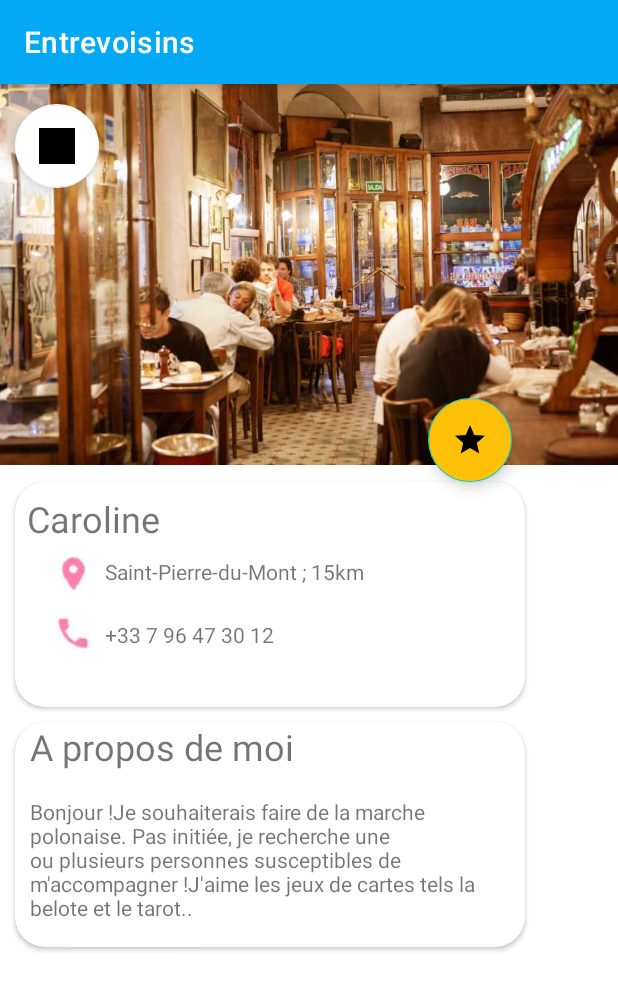
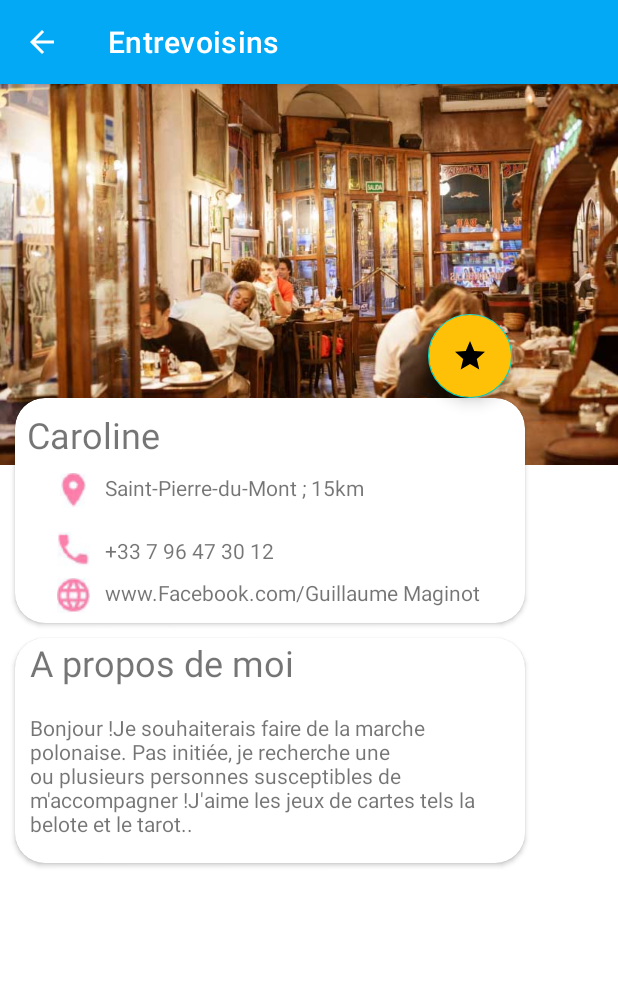
Before and after one commit to Guillaume-Maginot/projet3-main_03_05, an Android app: the screen it shows after launch (ShowNeighbourActivity), after a tap on "Caroline", on a phone screen of 412 x 824 dp. Shown: the top 990 px of the screen. Run offline under Robolectric (Android 15) with nearby library versions, the phone set to English and light mode, and no system bars; our stand-ins replace ButterKnife, EventBus; pictures from the network do not load.

Commit message:
Rajout des fonctionnalités demandées
Ajout des modifications:
Flèche de retour à la liste conforme à la charte graphique.
Ajout du Facebook des voisins dans leurs détails.

```diff
--- a/app/src/main/java/com/openclassrooms/entrevoisins/model/Neighbour.java
+++ b/app/src/main/java/com/openclassrooms/entrevoisins/model/Neighbour.java
@@ -23,11 +23,14 @@ public class Neighbour implements Serializable {
     /** Phone number */
     private String phoneNumber;
 
-    /** About me */
+   /** About me */
     private String aboutMe;
 
     /** favorite */
     private boolean isFavorite;
+
+    /** Facebook */
+    private String facebook;
 
     /**
      * Constructor
@@ -36,7 +39,7 @@ public class Neighbour implements Serializable {
      * @param avatarUrl
      */
     public Neighbour(long id, String name, String avatarUrl, String address,
-                     String phoneNumber, String aboutMe) {
+                     String phoneNumber, String aboutMe, String facebook) {
         this.id = id;
         this.name = name;
         this.avatarUrl = avatarUrl;
@@ -44,6 +47,7 @@ public class Neighbour implements Serializable {
         this.phoneNumber = phoneNumber;
         this.aboutMe = aboutMe;
         this.isFavorite = false;
+        this.facebook = facebook;
     }
 
     public long getId() {
@@ -86,6 +90,14 @@ public class Neighbour implements Serializable {
         this.phoneNumber = phoneNumber;
     }
 
+    /** Rajout de facebook */
+    public String getFacebook() {
+        return facebook; }
+
+    public void setFacebook(String facebook) {
+        this.facebook = facebook;
+    }
+
     public String getAboutMe() {
         return aboutMe;
     }
--- a/app/src/main/java/com/openclassrooms/entrevoisins/service/DummyNeighbourGenerator.java
+++ b/app/src/main/java/com/openclassrooms/entrevoisins/service/DummyNeighbourGenerator.java
@@ -9,30 +9,30 @@ import java.util.List;
 public abstract class DummyNeighbourGenerator {
 
     public static List<Neighbour> DUMMY_NEIGHBOURS = Arrays.asList(
-            new Neighbour(1, "Caroline", "https://i.pravatar.cc/150?u=a042581f4e29026704d", "Saint-Pierre-du-Mont ; 15km",
-                    "+33 7 96 47 30 12",  "Bonjour !Je souhaiterais faire de la marche polonaise. Pas initiée, je recherche une ou plusieurs personnes susceptibles de m'accompagner !J'aime les jeux de cartes tels la belote et le tarot.."),
+            new Neighbour(1, "Caroline", "https://i.pravatar.cc/150?u=a042581f4e29026704d", "Saint-Pierre-du-Mont ; 15km", "+33 7 96 47 30 12",  "Bonjour !Je souhaiterais faire de la marche polonaise. Pas initiée, je recherche une ou" +
+                    " plusieurs personnes susceptibles de m'accompagner !J'aime les jeux de cartes tels la belote et le tarot..", "www.Facebook.com/Guillaume Maginot" ),
             new Neighbour(2, "Jack", "https://i.pravatar.cc/150?u=a042581f4e29026704e", "Saint-Pierre-du-Mont ; 25km",
-                    "+33 8 86 34 90 14",  "Bonjour !Je souhaiterais faire de la marche américaine. Pas initiée, je recherche une ou plusieurs personnes susceptibles de m'accompagner !J'aime les jeux de cartes tels la belote et le tarot.."),
+                    "+33 8 86 34 90 14",  "Bonjour !Je souhaiterais faire de la marche américaine. Pas initiée, je recherche une ou plusieurs personnes susceptibles de m'accompagner !J'aime les jeux de cartes tels la belote et le tarot..", "www.Facebook.com/Guillaume Maginot"),
             new Neighbour(3, "Chloé", "https://i.pravatar.cc/150?u=a042581f4e29026704f", "Saint-Pierre-du-Mont ; 35km",
-                    "+33 9 86 57 56 14",  "Bonjour !Je souhaiterais faire de la marche egyptienne. Pas initiée, je recherche une ou plusieurs personnes susceptibles de m'accompagner !J'aime les jeux de cartes tels la belote et le tarot.."),
+                    "+33 9 86 57 56 14",  "Bonjour !Je souhaiterais faire de la marche egyptienne. Pas initiée, je recherche une ou plusieurs personnes susceptibles de m'accompagner !J'aime les jeux de cartes tels la belote et le tarot..", "www.Facebook.com/Guillaume Maginot"),
             new Neighbour(4, "Vincent", "https://i.pravatar.cc/150?u=a042581f4e29026704a", "Saint-Pierre-du-Mont ; 45km",
-                    "+33 2 54 56 33 14",  "Bonjour !Je souhaiterais faire de la marche russe. Pas initiée, je recherche une ou plusieurs personnes susceptibles de m'accompagner !J'aime les jeux de cartes tels la belote et le tarot.."),
+                    "+33 2 54 56 33 14",  "Bonjour !Je souhaiterais faire de la marche russe. Pas initiée, je recherche une ou plusieurs personnes susceptibles de m'accompagner !J'aime les jeux de cartes tels la belote et le tarot..", "www.Facebook.com/Guillaume Maginot"),
             new Neighbour(5, "Elodie", "https://i.pravatar.cc/150?u=a042581f4e29026704b", "Saint-Pierre-du-Mont ; 55km",
-                    "+33 6 34 76 10 14",  "Bonjour !Je souhaiterais faire de la marche suisse. Pas initiée, je recherche une ou plusieurs personnes susceptibles de m'accompagner !J'aime les jeux de cartes tels la belote et le tarot.."),
+                    "+33 6 34 76 10 14",  "Bonjour !Je souhaiterais faire de la marche suisse. Pas initiée, je recherche une ou plusieurs personnes susceptibles de m'accompagner !J'aime les jeux de cartes tels la belote et le tarot..", "www.Facebook.com/Guillaume Maginot"),
             new Neighbour(6, "Sylvain", "https://i.pravatar.cc/150?u=a042581f4e29026704c", "Saint-Pierre-du-Mont ; 65km",
-                    "+33 2 43 56 78 14",  "Bonjour !Je souhaiterais faire de la marche danoise. Pas initiée, je recherche une ou plusieurs personnes susceptibles de m'accompagner !J'aime les jeux de cartes tels la belote et le tarot.."),
+                    "+33 2 43 56 78 14",  "Bonjour !Je souhaiterais faire de la marche danoise. Pas initiée, je recherche une ou plusieurs personnes susceptibles de m'accompagner !J'aime les jeux de cartes tels la belote et le tarot..", "www.Facebook.com/Guillaume Maginot"),
             new Neighbour(7, "Laetitia", "https://i.pravatar.cc/150?u=a042581f4e29026703d", "Saint-Pierre-du-Mont ; 75km",
-                    "+33 1 54 58 40 12",  "Bonjour !Je souhaiterais faire de la marche finlandaise. Pas initiée, je recherche une ou plusieurs personnes susceptibles de m'accompagner !J'aime les jeux de cartes tels la belote et le tarot.."),
+                    "+33 1 54 58 40 12",  "Bonjour !Je souhaiterais faire de la marche finlandaise. Pas initiée, je recherche une ou plusieurs personnes susceptibles de m'accompagner !J'aime les jeux de cartes tels la belote et le tarot..","www.Facebook.com/Guillaume Maginot"),
             new Neighbour(8, "Dan", "https://i.pravatar.cc/150?u=a042581f4e29026703b", "Saint-Pierre-du-Mont ; 85km",
-                    "+33 3 86 11 10 11",  "Bonjour !Je souhaiterais faire de la marche norvegienne. Pas initiée, je recherche une ou plusieurs personnes susceptibles de m'accompagner !J'aime les jeux de cartes tels la belote et le tarot.."),
+                    "+33 3 86 11 10 11",  "Bonjour !Je souhaiterais faire de la marche norvegienne. Pas initiée, je recherche une ou plusieurs personnes susceptibles de m'accompagner !J'aime les jeux de cartes tels la belote et le tarot.." ,"www.Facebook.com/Guillaume Maginot"),
             new Neighbour(9, "Joseph", "https://i.pravatar.cc/150?u=a042581f4e29026704d", "Saint-Pierre-du-Mont ; 95km",
-                    "+33 4 56 33 70 14",  "Bonjour !Je souhaiterais faire de la marche portugaise. Pas initiée, je recherche une ou plusieurs personnes susceptibles de m'accompagner !J'aime les jeux de cartes tels la belote et le tarot.."),
+                    "+33 4 56 33 70 14",  "Bonjour !Je souhaiterais faire de la marche portugaise. Pas initiée, je recherche une ou plusieurs personnes susceptibles de m'accompagner !J'aime les jeux de cartes tels la belote et le tarot..", "www.Facebook.com/Guillaume Maginot"),
             new Neighbour(10, "Emma", "https://i.pravatar.cc/150?u=a042581f4e29026706d", "Saint-Pierre-du-Mont ; 105km",
-                    "+33 5 65 34 70 14",  "Bonjour !Je souhaiterais faire de la marche esapgnol. Pas initiée, je recherche une ou plusieurs personnes susceptibles de m'accompagner !J'aime les jeux de cartes tels la belote et le tarot.."),
+                    "+33 5 65 34 70 14",  "Bonjour !Je souhaiterais faire de la marche espagnol. Pas initiée, je recherche une ou plusieurs personnes susceptibles de m'accompagner !J'aime les jeux de cartes tels la belote et le tarot..", "www.Facebook.com/Guillaume Maginot"),
             new Neighbour(11, "Patrick", "https://i.pravatar.cc/150?u=a042581f4e29026702d", "Saint-Pierre-du-Mont ; 115km",
-                    "+33 2 43 56 76 12",  "Bonjour !Je souhaiterais faire de la marche allemande. Pas initiée, je recherche une ou plusieurs personnes susceptibles de m'accompagner !J'aime les jeux de cartes tels la belote et le tarot.."),
+                    "+33 2 43 56 76 12",  "Bonjour !Je souhaiterais faire de la marche allemande. Pas initiée, je recherche une ou plusieurs personnes susceptibles de m'accompagner !J'aime les jeux de cartes tels la belote et le tarot..","www.Facebook.com/Guillaume Maginot"),
             new Neighbour(12, "Ludovic", "https://i.pravatar.cc/150?u=a042581f3e39026702d", "Saint-Pierre-du-Mont ; 125km",
-                    "+33 8 83 52 54 24",  "Bonjour !Je souhaiterais faire de la marche française. Pas initiée, je recherche une ou plusieurs personnes susceptibles de m'accompagner !J'aime les jeux de cartes tels la belote et le tarot..")
+                    "+33 8 83 52 54 24",  "Bonjour !Je souhaiterais faire de la marche française. Pas initiée, je recherche une ou plusieurs personnes susceptibles de m'accompagner !J'aime les jeux de cartes tels la belote et le tarot.." ,"www.Facebook.com/Guillaume Maginot")
     );
 
     static List<Neighbour> generateNeighbours() {
--- a/app/src/main/java/com/openclassrooms/entrevoisins/ui/neighbour_list/AddNeighbourActivity.java
+++ b/app/src/main/java/com/openclassrooms/entrevoisins/ui/neighbour_list/AddNeighbourActivity.java
@@ -33,6 +33,9 @@ public class AddNeighbourActivity extends AppCompatActivity {
     TextInputLayout phoneInput;
     @BindView(R.id.addressLyt)
     TextInputLayout addressInput;
+    // ajout de Facebook
+    @BindView(R.id.facebookLyt)
+    TextInputLayout facebookInput;
     @BindView(R.id.aboutMeLyt)
     TextInputLayout aboutMeInput;
     @BindView(R.id.create)
@@ -87,6 +90,8 @@ public class AddNeighbourActivity extends AppCompatActivity {
                 mNeighbourImage,
                 addressInput.getEditText().getText().toString(),
                 phoneInput.getEditText().getText().toString(),
+       // ajout de facebook
+                facebookInput.getEditText().getText().toString(),
                 aboutMeInput.getEditText().getText().toString()
         );
         mApiService.createNeighbour(neighbour);
--- a/app/src/main/java/com/openclassrooms/entrevoisins/ui/neighbour_list/ShowNeighbourActivity.java
+++ b/app/src/main/java/com/openclassrooms/entrevoisins/ui/neighbour_list/ShowNeighbourActivity.java
@@ -7,6 +7,7 @@ import android.support.design.widget.TabLayout;
 import android.support.v4.app.ActivityCompat;
 import android.support.v4.app.FragmentActivity;
 import android.support.v7.app.AppCompatActivity;
+import android.view.MenuItem;
 import android.view.View;
 import android.widget.Button;
 import android.widget.EditText;
@@ -31,6 +32,16 @@ public class ShowNeighbourActivity extends AppCompatActivity {
     private NeighbourApiService mApiService;
 
     // Navigate fait la jonction entre l'activité showneighbour.class
+    @Override
+    public boolean onOptionsItemSelected(MenuItem item) {
+        switch (item.getItemId()) {
+            case android.R.id.home : {
+                finish();
+                return true;
+            }
+        }
+        return super.onOptionsItemSelected(item);
+    }
 
     public static void navigate(FragmentActivity activity, Neighbour neighbour) {
         Intent intent = new Intent(activity, ShowNeighbourActivity.class);
@@ -43,6 +54,7 @@ public class ShowNeighbourActivity extends AppCompatActivity {
 
     @Override
     protected void onCreate(Bundle savedInstanceState) {
+        getSupportActionBar().setDisplayHomeAsUpEnabled(true);
         mApiService = DI.getNeighbourApiService();
         super.onCreate(savedInstanceState);
         // Le setContentView cherche et déclenche le layout activity_show_neighbour
@@ -54,7 +66,7 @@ public class ShowNeighbourActivity extends AppCompatActivity {
 
         FloatingActionButton button;
 
-        button = (FloatingActionButton) findViewById(R.id.retourliste);
+       /* button = (FloatingActionButton) findViewById(R.id.retourliste);
         button.setOnClickListener(new View.OnClickListener() {
             @Override
             public void onClick(View v) {
@@ -62,7 +74,7 @@ public class ShowNeighbourActivity extends AppCompatActivity {
             }
 
         });
-
+       */
         FloatingActionButton btnFavorite;
 
         btnFavorite = (FloatingActionButton) findViewById(R.id.add_favorite);
@@ -84,6 +96,7 @@ public class ShowNeighbourActivity extends AppCompatActivity {
             }
 
         });
+
     }
 
     // Déclaration d'une méthode privée qui attend un objet de type Neighbour
@@ -95,12 +108,16 @@ public class ShowNeighbourActivity extends AppCompatActivity {
         final TextView tvTelephone = (TextView) findViewById(R.id.phoneNumber);
         tvTelephone.setText(neighbour.getPhoneNumber());
 
+        // Ajout du textview facebook
+        final TextView tvfacebook = (TextView) findViewById(R.id.facebook);
+        tvfacebook.setText(neighbour.getFacebook());
+
         final TextView tvaddress_neigh = (TextView) findViewById(R.id.address_neigh);
         tvaddress_neigh.setText(neighbour.getAddress());
 
         final TextView tvaboutme = (TextView) findViewById(R.id.aboutme);
         tvaboutme.setText(neighbour.getAboutMe());
-
+        // Test github Desktop
     }
 
 }
--- a/app/src/main/res/layout/activity_show_neighbour.xml
+++ b/app/src/main/res/layout/activity_show_neighbour.xml
@@ -19,17 +19,7 @@
                 android:translationY="-150dp"
                 app:srcCompat="@drawable/shutterstock_image_voisinage" />
 
-            <android.support.design.widget.FloatingActionButton
-                android:id="@+id/retourliste"
-                android:layout_width="wrap_content"
-                android:layout_height="wrap_content"
-                android:background="#FFFFFF"
-                android:translationX="10dp"
-                android:translationY="-520dp"
-                app:backgroundTint="#FFFFFF"
-                app:srcCompat="@drawable/ic_return" />
-
-        <ImageView
+            <ImageView
             android:id="@+id/avatar"
             android:layout_width="wrap_content"
             android:layout_height="wrap_content"
@@ -75,7 +65,7 @@
                 <TextView
                     android:id="@+id/address_neigh"
                     android:layout_width="wrap_content"
-                    android:layout_height="wrap_content"
+                    android:layout_height="80dp"
                     android:layout_marginLeft="30dp"
                     android:layout_marginTop="20dp"
 
@@ -97,6 +87,22 @@
                     android:layout_marginTop="82dp"
                     android:padding="10dp"
                     android:text="@string/phone_number" />
+
+                <ImageView
+                    android:layout_width="wrap_content"
+                    android:layout_height="wrap_content"
+                    android:layout_marginLeft="28dp"
+                    android:layout_marginTop="120dp"
+                    app:srcCompat="@drawable/ic_facebook" />
+
+                <TextView
+                    android:id="@+id/facebook"
+                    android:layout_width="wrap_content"
+                    android:layout_height="wrap_content"
+                    android:layout_marginLeft="50dp"
+                    android:layout_marginTop="110dp"
+                    android:padding="10dp"
+                    android:text="@string/facebook" />
 
             </android.support.v7.widget.CardView>
 
```
Also changed, not shown: app/src/main/res/layout/activity_add_neighbour.xml (+29 -1 lines).
